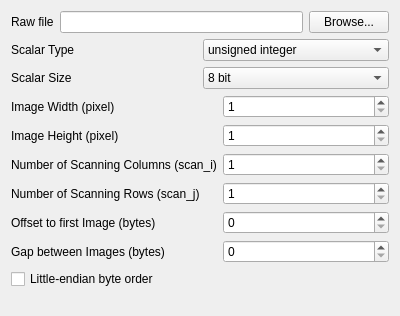
Above: FourDExplorer/ui/uiWidgetImportRaw.ui from ManifoldsHu/FourDExplorer before the change. Below: the same form after it.
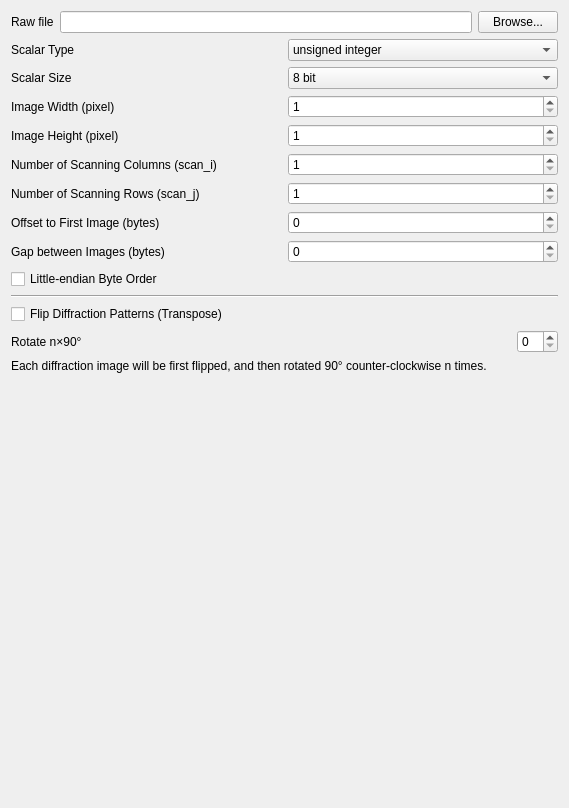
That is the form after the change.

Commit message: add flip and rotate90 in importer raw

```diff
--- a/FourDExplorer/ui/uiWidgetImportRaw.ui
+++ b/FourDExplorer/ui/uiWidgetImportRaw.ui
@@ -6,8 +6,8 @@
    <rect>
     <x>0</x>
     <y>0</y>
-    <width>400</width>
-    <height>316</height>
+    <width>569</width>
+    <height>808</height>
    </rect>
   </property>
   <property name="windowTitle">
@@ -139,7 +139,7 @@
        <item>
         <widget class="QLabel" name="label_8">
          <property name="text">
-          <string>Offset to first Image (bytes)</string>
+          <string>Offset to First Image (bytes)</string>
          </property>
         </widget>
        </item>
@@ -215,7 +215,55 @@
    <item>
     <widget class="QCheckBox" name="checkBox_little_endian">
      <property name="text">
-      <string>Little-endian byte order</string>
+      <string>Little-endian Byte Order</string>
+     </property>
+    </widget>
+   </item>
+   <item>
+    <widget class="Line" name="line">
+     <property name="orientation">
+      <enum>Qt::Horizontal</enum>
+     </property>
+    </widget>
+   </item>
+   <item>
+    <widget class="QCheckBox" name="checkBox_is_flip">
+     <property name="text">
+      <string>Flip Diffraction Patterns (Transpose)</string>
+     </property>
+    </widget>
+   </item>
+   <item>
+    <layout class="QHBoxLayout" name="horizontalLayout_4">
+     <item>
+      <widget class="QLabel" name="label_10">
+       <property name="text">
+        <string>Rotate n×90°</string>
+       </property>
+      </widget>
+     </item>
+     <item>
+      <spacer name="horizontalSpacer">
+       <property name="orientation">
+        <enum>Qt::Horizontal</enum>
+       </property>
+       <property name="sizeHint" stdset="0">
+        <size>
+         <width>40</width>
+         <height>20</height>
+        </size>
+       </property>
+      </spacer>
+     </item>
+     <item>
+      <widget class="QSpinBox" name="spinBox_rotate90"/>
+     </item>
+    </layout>
+   </item>
+   <item>
+    <widget class="QLabel" name="label_11">
+     <property name="text">
+      <string>Each diffraction image will be first flipped, and then rotated 90° counter-clockwise n times.</string>
      </property>
     </widget>
    </item>
```
The commit also changes 6 other files.
